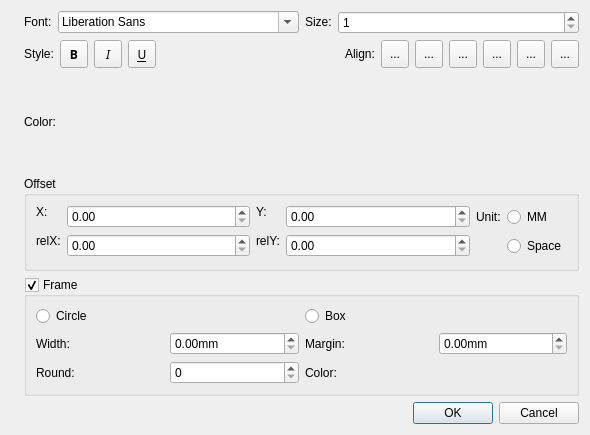
Before: the Qt Designer form mscore/mscore/textproperties.ui in musescore/musescore-old, drawn with Qt 5.
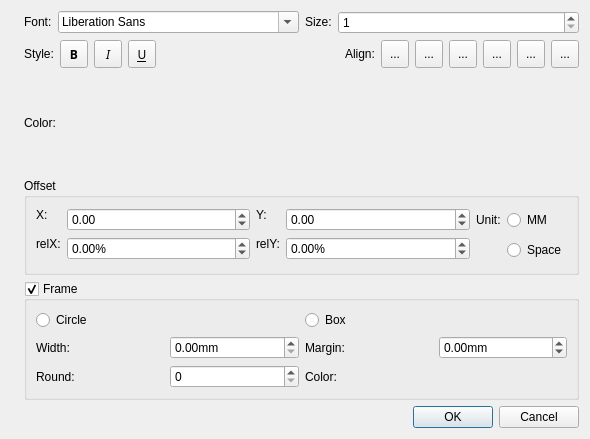
After: the same form once the commit is applied. Icons and pictures are not drawn. Custom widgets are drawn as their Qt base class.

The edit to the form file:
```diff
--- a/mscore/mscore/textproperties.ui
+++ b/mscore/mscore/textproperties.ui
@@ -1,12 +1,12 @@
 <ui version="4.0" >
  <class>TextProperties</class>
- <widget class="QDialog" name="TextProperties" >
-  <property name="geometry" >
+ <widget class="QDialog" name="TextProperties">
+  <property name="geometry">
    <rect>
     <x>0</x>
     <y>0</y>
     <width>590</width>
-    <height>435</height>
+    <height>439</height>
    </rect>
   </property>
   <property name="windowTitle" >
@@ -429,8 +429,18 @@
           </property>
          </widget>
         </item>
-        <item row="0" column="1" >
-         <widget class="QDoubleSpinBox" name="xOffset" />
+        <item row="0" column="1">
+         <widget class="QDoubleSpinBox" name="xOffset">
+          <property name="toolTip">
+           <string>horizontal offset to reference point</string>
+          </property>
+          <property name="minimum">
+           <double>-1000.000000000000000</double>
+          </property>
+          <property name="maximum">
+           <double>999.990000000000009</double>
+          </property>
+         </widget>
         </item>
         <item row="1" column="0" >
          <widget class="QLabel" name="label_10" >
@@ -445,8 +455,21 @@
           </property>
          </widget>
         </item>
-        <item row="1" column="1" >
-         <widget class="QDoubleSpinBox" name="rxOffset" />
+        <item row="1" column="1">
+         <widget class="QDoubleSpinBox" name="rxOffset">
+          <property name="toolTip">
+           <string>reference point offset in percent of parent width</string>
+          </property>
+          <property name="suffix">
+           <string>%</string>
+          </property>
+          <property name="minimum">
+           <double>-1000.000000000000000</double>
+          </property>
+          <property name="maximum">
+           <double>999.990000000000009</double>
+          </property>
+         </widget>
         </item>
        </layout>
       </item>
@@ -465,8 +488,18 @@
           </property>
          </widget>
         </item>
-        <item row="0" column="1" >
-         <widget class="QDoubleSpinBox" name="yOffset" />
+        <item row="0" column="1">
+         <widget class="QDoubleSpinBox" name="yOffset">
+          <property name="toolTip">
+           <string>vertical offset to reference point</string>
+          </property>
+          <property name="minimum">
+           <double>-1000.000000000000000</double>
+          </property>
+          <property name="maximum">
+           <double>999.990000000000009</double>
+          </property>
+         </widget>
         </item>
         <item row="1" column="0" >
          <widget class="QLabel" name="label_13" >
@@ -481,8 +514,21 @@
           </property>
          </widget>
         </item>
-        <item row="1" column="1" >
-         <widget class="QDoubleSpinBox" name="ryOffset" />
+        <item row="1" column="1">
+         <widget class="QDoubleSpinBox" name="ryOffset">
+          <property name="toolTip">
+           <string>reference point offset in percent of parent height</string>
+          </property>
+          <property name="suffix">
+           <string>%</string>
+          </property>
+          <property name="minimum">
+           <double>-1000.000000000000000</double>
+          </property>
+          <property name="maximum">
+           <double>999.990000000000009</double>
+          </property>
+         </widget>
         </item>
        </layout>
       </item>
@@ -575,6 +621,9 @@
           <property name="suffix" >
            <string>mm</string>
           </property>
+          <property name="maximum">
+           <double>999.990000000000009</double>
+          </property>
          </widget>
         </item>
         <item row="0" column="2" >
@@ -592,6 +641,12 @@
           <property name="suffix" >
            <string>mm</string>
           </property>
+          <property name="minimum">
+           <double>-999.000000000000000</double>
+          </property>
+          <property name="maximum">
+           <double>999.990000000000009</double>
+          </property>
          </widget>
         </item>
         <item row="1" column="0" >
```
Left out of the diff: 444 changed lines with no effect on the pictures.
